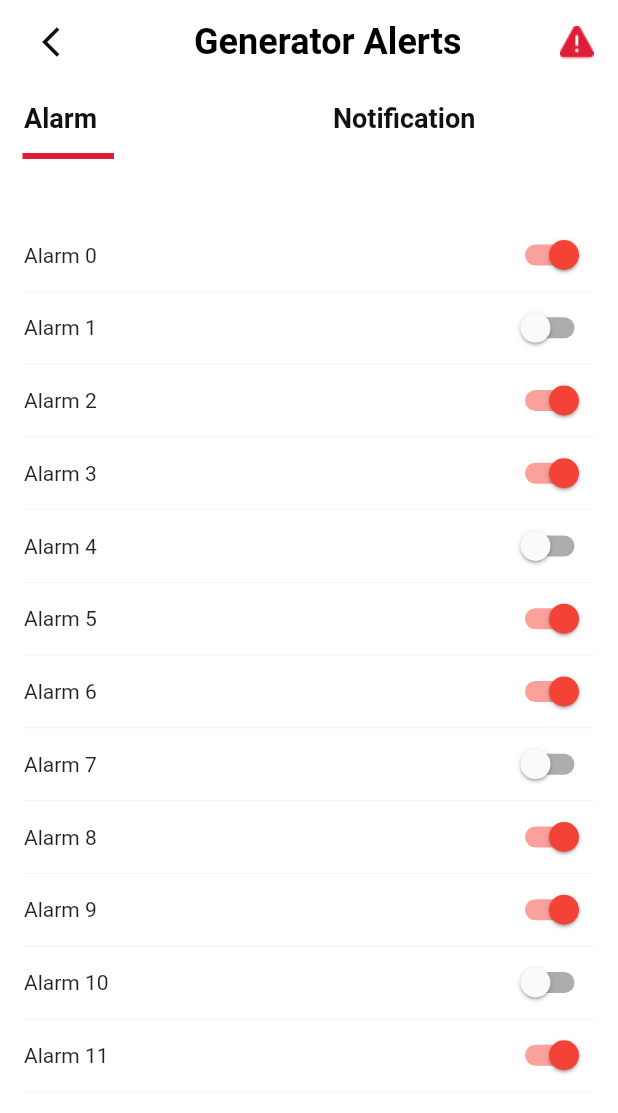
After one commit to MautoLLC/mikanotryy, a Flutter app: the GeneratorAlertsPage screen opened directly, on a phone screen of 412 x 824 dp. The commit adds this screen. Shown: the top 1113 px of the screen. Run offline on Flutter 3.47's test engine with Material 2 defaults, Android fonts, the phone set to English and light mode, and no system bars; our stand-ins replace audioplayers, cached_network_image, carousel_slider, dio, file, firebase_core and 11 more; missing offline and left inert: flutter_webview_plugin, http_interceptor, multi_image_picker, oauth2; accounts and stored records are empty; generated files the repository leaves out were written again; Roboto replaces fonts that are missing (Poppins).

Commit message:
Generator Alert Page Done

```diff
--- a/lib/utils/strings.dart
+++ b/lib/utils/strings.dart
@@ -95,3 +95,6 @@ const lbl_Trending_Now = 'Trending Now';
 const lbl_Top_Products = 'Top Products';
 const lbl_About_the_product = 'About the product';
 const lbl_Buy_Now = 'Buy Now';
+const lbl_Generator_Alerts = 'Generator Alerts';
+const lbl_Alarm = 'Alarm';
+const lbl_Notification = 'Notification';
--- a/lib/views/screens/CardsScreen.dart
+++ b/lib/views/screens/CardsScreen.dart
@@ -59,7 +59,9 @@ class _CardsScreenState extends State<CardsScreen> {
                     padding: const EdgeInsets.fromLTRB(0.0, 0.0, 0.0, 20.0),
                     child: Row(
                       children: [
-                        ImageBox(image: ListIcons[index],),
+                        ImageBox(
+                          image: ListIcons[index],
+                        ),
                         Padding(
                           padding:
                               const EdgeInsets.fromLTRB(14.3, 0.0, 0.0, 0.0),
--- /dev/null
+++ b/lib/views/screens/Dashboard/AlarmPage.dart
@@ -0,0 +1,73 @@
+import 'package:flutter/material.dart';
+import 'package:mymikano_app/utils/AppColors.dart';
+
+class AlarmPage extends StatelessWidget {
+  AlarmPage({Key? key}) : super(key: key);
+
+  List<bool> state = [
+    true,
+    false,
+    true,
+    true,
+    false,
+    true,
+    true,
+    false,
+    true,
+    true,
+    false,
+    true,
+  ];
+
+  @override
+  Widget build(BuildContext context) {
+    return Padding(
+      padding: const EdgeInsets.only(left: 16.0, right: 16.0, top: 40.0),
+      child: ListView.builder(
+        itemCount: 12,
+        itemBuilder: (context, index) {
+          return Container(
+            decoration: BoxDecoration(
+              border: Border(
+                bottom: BorderSide(
+                  color: lightBorderColor,
+                  width: 0.5,
+                ),
+              ),
+            ),
+            child: Row(
+              children: [
+                Text('Alarm $index'),
+                Spacer(),
+                AlarmSwicth(
+                  state: state[index],
+                )
+              ],
+            ),
+          );
+        },
+      ),
+    );
+  }
+}
+
+class AlarmSwicth extends StatefulWidget {
+  bool state;
+  AlarmSwicth({Key? key, required this.state}) : super(key: key);
+
+  @override
+  State<AlarmSwicth> createState() => _AlarmSwicthState();
+}
+
+class _AlarmSwicthState extends State<AlarmSwicth> {
+  @override
+  Widget build(BuildContext context) {
+    return Switch(
+        value: widget.state,
+        onChanged: (value) {
+          setState(() {
+            widget.state = value;
+          });
+        });
+  }
+}
--- a/lib/views/screens/Dashboard/Dashboard_Index.dart
+++ b/lib/views/screens/Dashboard/Dashboard_Index.dart
@@ -9,6 +9,7 @@ import 'package:mymikano_app/utils/appsettings.dart';
 import 'package:mymikano_app/utils/images.dart';
 import 'package:mymikano_app/utils/strings.dart';
 import 'package:mymikano_app/viewmodels/DashBoard_ModelView.dart';
+import 'package:mymikano_app/views/screens/Dashboard/GeneratorAlertsPage.dart';
 import 'package:mymikano_app/views/widgets/AppWidget.dart';
 import 'package:mymikano_app/views/widgets/GaugeWidget.dart';
 import 'package:mymikano_app/views/widgets/SubTitleText.dart';
@@ -120,8 +121,7 @@ class _Dashboard_IndexState extends State<Dashboard_Index> {
                       color: Colors.black,
                       size: 65,
                     ));
-                  } else if (snapshot.connectionState ==
-                      ConnectionState.done) {
+                  } else if (snapshot.connectionState == ConnectionState.done) {
                     if (snapshot.hasError) {
                       return Custom_Alert(
                           Title: 'Error Has Occured',
@@ -129,7 +129,6 @@ class _Dashboard_IndexState extends State<Dashboard_Index> {
                               "Something Went Wrong!, Please Check Your Internet Connection And Wait For The Next Reload.");
                     } else {
                       return Column(children: [
-                        // TopRowBar(title: lbl_Generator),
                         Row(
                           children: [
                             IconButton(
@@ -147,11 +146,12 @@ class _Dashboard_IndexState extends State<Dashboard_Index> {
                             ),
                             Spacer(),
                             GestureDetector(
-          onTap: (){
-
+                                onTap: () {
+                                  Navigator.of(context).push(MaterialPageRoute(
+                                      builder: (context) =>
+                                          GeneratorAlertsPage()));
                                 },
-          child: commonCacheImageWidget(ic_error, 22)
-        )
+                                child: commonCacheImageWidget(ic_error, 22))
                           ],
                         ),
                         SizedBox(
@@ -319,8 +319,7 @@ class _Dashboard_IndexState extends State<Dashboard_Index> {
                                       padding: EdgeInsets.only(top: 15),
                                       decoration: BoxDecoration(
                                         color: mainGreyColorTheme2,
-                                        borderRadius:
-                                            BorderRadius.circular(10),
+                                        borderRadius: BorderRadius.circular(10),
                                       ),
                                       height: 129,
                                       width: 79,
@@ -345,8 +344,7 @@ class _Dashboard_IndexState extends State<Dashboard_Index> {
                                       padding: EdgeInsets.only(top: 15),
                                       decoration: BoxDecoration(
                                         color: mainGreyColorTheme2,
-                                        borderRadius:
-                                            BorderRadius.circular(10),
+                                        borderRadius: BorderRadius.circular(10),
                                       ),
                                       height: 129,
                                       width: 79,
@@ -459,7 +457,7 @@ class infotile extends StatelessWidget {
                 border: Border.all(color: mainColorTheme, width: 1),
                 color: Colors.transparent,
               ),
-              child: Text(value==""?"0":value,
+              child: Text(value == "" ? "0" : value,
                   style: TextStyle(
                       color: mainColorTheme,
                       fontSize: 14,
--- /dev/null
+++ b/lib/views/screens/Dashboard/GeneratorAlertsPage.dart
@@ -0,0 +1,96 @@
+import 'package:flutter/material.dart';
+import 'package:mymikano_app/utils/AppColors.dart';
+import 'package:mymikano_app/utils/images.dart';
+import 'package:mymikano_app/utils/strings.dart';
+import 'package:mymikano_app/views/widgets/AppWidget.dart';
+import 'package:mymikano_app/views/widgets/TitleText.dart';
+import 'package:nb_utils/nb_utils.dart';
+
+import 'AlarmPage.dart';
+import 'NotificationPage.dart';
+
+class GeneratorAlertsPage extends StatelessWidget {
+  const GeneratorAlertsPage({Key? key}) : super(key: key);
+
+  @override
+  Widget build(BuildContext context) {
+    return Scaffold(
+      backgroundColor: Colors.white,
+      body: DefaultTabController(
+        length: 2,
+        child: SafeArea(
+          child: Scaffold(
+            backgroundColor: Colors.white,
+            appBar: AppBar(
+              elevation: 0.0,
+              automaticallyImplyLeading: false,
+              backgroundColor: Colors.white,
+              title: Row(
+                children: [
+                  IconButton(
+                    icon: Icon(
+                      Icons.arrow_back_ios,
+                      color: backArrowColor,
+                    ),
+                    onPressed: () {
+                      finish(context);
+                    },
+                  ),
+                  Spacer(),
+                  TitleText(
+                    title: lbl_Generator_Alerts,
+                  ),
+                  Spacer(),
+                  commonCacheImageWidget(ic_error, 22, color: mainColorTheme)
+                ],
+              ),
+              bottom: TabBar(
+                  indicator: UnderlineTabIndicator(
+                    borderSide: BorderSide(
+                      width: 4.0,
+                      color: mainColorTheme,
+                    ),
+                    insets: EdgeInsets.fromLTRB(15.0, 0.0, 130.0, 0.0),
+                  ),
+                  indicatorColor: mainColorTheme,
+                  indicatorWeight: 4,
+                  labelStyle: boldTextStyle(color: mainBlackColorTheme),
+                  tabs: [
+                    Tab(
+                      child: Row(
+                        mainAxisAlignment: MainAxisAlignment.start,
+                        children: [
+                          Text(
+                            lbl_Alarm,
+                            style: TextStyle(
+                                color: mainBlackColorTheme, fontSize: 18),
+                          ),
+                        ],
+                      ),
+                    ),
+                    Tab(
+                      child: Row(
+                        mainAxisAlignment: MainAxisAlignment.start,
+                        children: [
+                          Text(
+                            lbl_Notification,
+                            style: TextStyle(
+                                color: mainBlackColorTheme, fontSize: 18),
+                          ),
+                        ],
+                      ),
+                    ),
+                  ]),
+            ),
+            body: TabBarView(
+              children: [
+                AlarmPage(),
+                NotificationPage(),
+              ],
+            ),
+          ),
+        ),
+      ),
+    );
+  }
+}
--- /dev/null
+++ b/lib/views/screens/Dashboard/NotificationPage.dart
@@ -0,0 +1,54 @@
+import 'package:flutter/material.dart';
+import 'package:mymikano_app/utils/AppColors.dart';
+
+class NotificationPage extends StatelessWidget {
+  const NotificationPage({Key? key}) : super(key: key);
+
+  @override
+  Widget build(BuildContext context) {
+    List<String> Notifications = [
+      "Generator unit has been turned off and verification needed.",
+      "Generator unit has been turned off and verification needed.",
+      "Generator unit has been turned off.",
+      "Generator unit has been turned off and verification needed.",
+      "Generator unit has been turned off and verification needed.",
+      "Generator unit has been turned off.",
+      "Generator unit has been turned off and verification needed.",
+      "Generator unit has been turned off and verification needed.",
+      "Generator unit has been turned off."
+    ];
+    return Padding(
+      padding: const EdgeInsets.only(left: 16.0, right: 16.0, top: 20.0),
+      child: ListView.builder(
+        itemCount: 9,
+        itemBuilder: (context, index) {
+          return Container(
+            padding: const EdgeInsets.only(bottom: 20.0, top: 20),
+            decoration: BoxDecoration(
+              border: Border(
+                bottom: BorderSide(
+                  color: lightBorderColor,
+                  width: 0.5,
+                ),
+              ),
+            ),
+            child: Column(
+              crossAxisAlignment: CrossAxisAlignment.start,
+              children: [
+                Text(
+                  Notifications[index],
+                  style: TextStyle(fontSize: 14, color: mainBlackColorTheme),
+                ),
+                SizedBox(height: 11.0),
+                Text(
+                  "September 20, 2021",
+                  style: TextStyle(fontSize: 14, color: mainGreyColorTheme),
+                )
+              ],
+            ),
+          );
+        },
+      ),
+    );
+  }
+}
--- a/lib/views/screens/FavoritesScreen.dart
+++ b/lib/views/screens/FavoritesScreen.dart
@@ -52,7 +52,8 @@ class _FavoritesScreenState extends State<FavoritesScreen> {
                           child: Row(
                             mainAxisAlignment: MainAxisAlignment.center,
                             children: [
-                              commonCacheImageWidget(ic_favorite, 20, color: mainGreyColorTheme),
+                              commonCacheImageWidget(ic_favorite, 20,
+                                  color: mainGreyColorTheme),
                               SizedBox(width: 5),
                               Text(
                                   numOfItems == 0
--- a/lib/views/screens/ProfileScreen.dart
+++ b/lib/views/screens/ProfileScreen.dart
@@ -177,8 +177,7 @@ class _ProfileScreenState extends State<ProfileScreen> {
                                 ),
                                 Container(
                                     decoration: BoxDecoration(
-                                          borderRadius:
-                                              BorderRadius.circular(50),
+                                        borderRadius: BorderRadius.circular(50),
                                         color: mainGreyColorTheme),
                                     child: Icon(
                                       Icons.keyboard_arrow_right_outlined,
--- a/lib/views/widgets/MaintenanceGridListScreen.dart
+++ b/lib/views/widgets/MaintenanceGridListScreen.dart
@@ -67,8 +67,10 @@ class MaintenanceGridListScreen extends StatelessWidget {
                               });
                             }
                           },
-                          child: ImageBox(image: listCategViewModel.maincategs![index].mcateg!
-                                    .maintenanceCategoryIcon,),
+                          child: ImageBox(
+                            image: listCategViewModel.maincategs![index].mcateg!
+                                .maintenanceCategoryIcon,
+                          ),
                         ),
                       ),
                       Text(
```
Also changed, not shown: lib/main.dart (+3 -4 lines), lib/views/screens/AddressScreen.dart (+4 -27 lines), lib/views/screens/MainDashboard.dart (+2 -16 lines), lib/views/screens/MyRepairsScreen.dart (+6 -5 lines), lib/utils/images.dart (line endings or trailing spaces), lib/views/widgets/ImageBox.dart (line endings or trailing spaces). Lines whose indentation alone changed are shown as unchanged.
